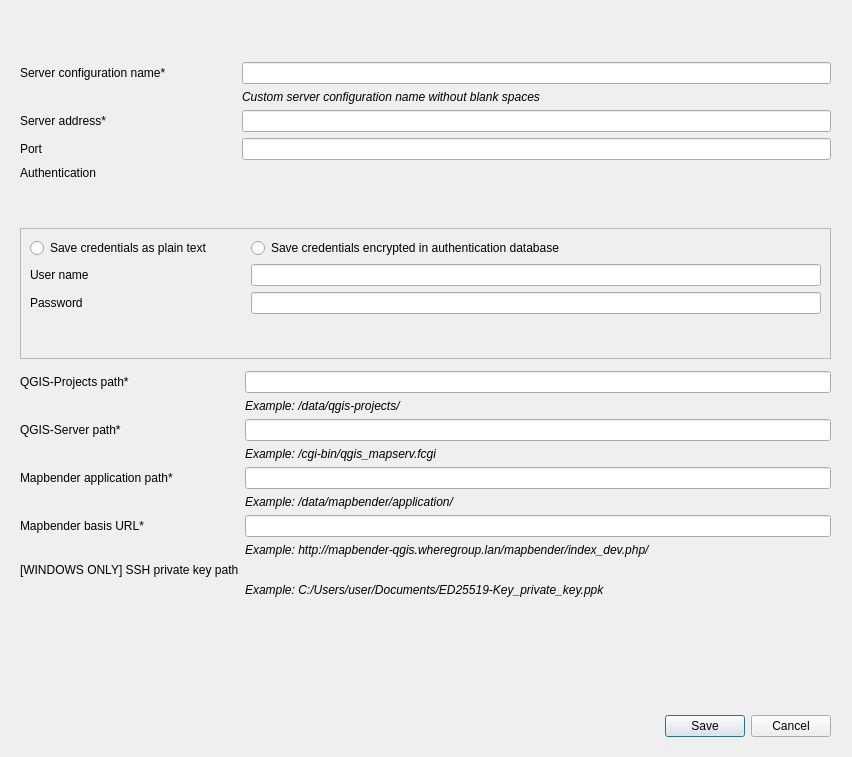
Qt form mapbender_plugin/dialogs/ui/server_config_dialog.ui (WhereGroup/QGIS2Mapbender) before a commit.
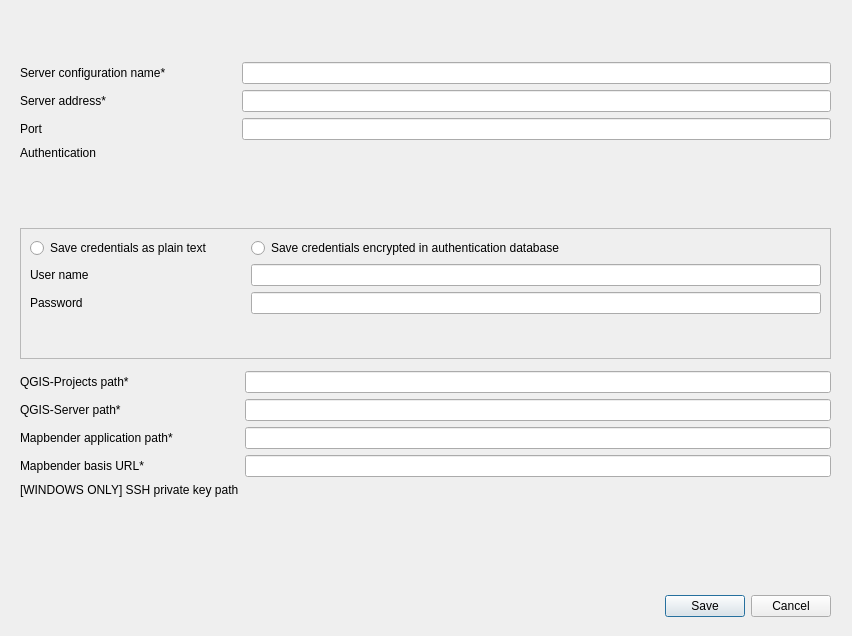
The same form after that commit. Icons and pictures are not drawn. Custom widgets are drawn as their Qt base class.

Commit message: remove Example labels from server config dialog and set tooltips

```diff
--- a/mapbender_plugin/dialogs/ui/server_config_dialog.ui
+++ b/mapbender_plugin/dialogs/ui/server_config_dialog.ui
@@ -7,7 +7,7 @@
     <x>0</x>
     <y>0</y>
     <width>852</width>
-    <height>757</height>
+    <height>636</height>
    </rect>
   </property>
   <property name="windowTitle">
@@ -42,7 +42,7 @@
       <property name="geometry">
        <rect>
         <x>610</x>
-        <y>700</y>
+        <y>580</y>
         <width>210</width>
         <height>30</height>
        </rect>
@@ -124,7 +124,7 @@
         <x>9</x>
         <y>51</y>
         <width>811</width>
-        <height>160</height>
+        <height>141</height>
        </rect>
       </property>
       <layout class="QFormLayout" name="formLayout_2">
@@ -138,39 +138,27 @@
        <item row="0" column="1">
         <widget class="QLineEdit" name="serverConfigNameLineEdit"/>
        </item>
-       <item row="1" column="1">
-        <widget class="QLabel" name="serviceNameExampleLabel">
-         <property name="font">
-          <font>
-           <italic>true</italic>
-          </font>
-         </property>
-         <property name="text">
-          <string>Custom server configuration name without blank spaces</string>
-         </property>
-        </widget>
-       </item>
-       <item row="2" column="0">
+       <item row="1" column="0">
         <widget class="QLabel" name="serverAddressLabel">
          <property name="text">
           <string>Server address*</string>
          </property>
         </widget>
        </item>
-       <item row="2" column="1">
+       <item row="1" column="1">
         <widget class="QLineEdit" name="serverAddressLineEdit"/>
        </item>
-       <item row="3" column="0">
+       <item row="2" column="0">
         <widget class="QLabel" name="portLabel">
          <property name="text">
           <string>Port</string>
          </property>
         </widget>
        </item>
-       <item row="3" column="1">
+       <item row="2" column="1">
         <widget class="QLineEdit" name="serverPortLineEdit"/>
        </item>
-       <item row="4" column="0">
+       <item row="3" column="0">
         <widget class="QLabel" name="label_2">
          <property name="text">
           <string>Authentication</string>
@@ -185,7 +173,7 @@
         <x>9</x>
         <y>360</y>
         <width>811</width>
-        <height>316</height>
+        <height>191</height>
        </rect>
       </property>
       <layout class="QFormLayout" name="formLayout">
@@ -199,110 +187,50 @@
        <item row="0" column="1">
         <widget class="QLineEdit" name="qgisProjectPathLineEdit"/>
        </item>
-       <item row="1" column="1">
-        <widget class="QLabel" name="qgisProjectPathExampleLabel">
-         <property name="font">
-          <font>
-           <italic>true</italic>
-          </font>
-         </property>
-         <property name="text">
-          <string>Example: /data/qgis-projects/</string>
-         </property>
-        </widget>
-       </item>
-       <item row="2" column="0">
+       <item row="1" column="0">
         <widget class="QLabel" name="qgisServerPathLabel">
          <property name="text">
           <string>QGIS-Server path*</string>
          </property>
         </widget>
        </item>
-       <item row="2" column="1">
+       <item row="1" column="1">
         <widget class="QLineEdit" name="qgisServerPathLineEdit"/>
        </item>
-       <item row="3" column="1">
-        <widget class="QLabel" name="qgisServerPathExampleLabel">
-         <property name="font">
-          <font>
-           <italic>true</italic>
-          </font>
-         </property>
-         <property name="text">
-          <string>Example: /cgi-bin/qgis_mapserv.fcgi</string>
-         </property>
-        </widget>
-       </item>
-       <item row="4" column="0">
+       <item row="2" column="0">
         <widget class="QLabel" name="mbPathLabel">
          <property name="text">
           <string>Mapbender application path*</string>
          </property>
         </widget>
        </item>
-       <item row="4" column="1">
+       <item row="2" column="1">
         <widget class="QLineEdit" name="mbPathLineEdit"/>
        </item>
-       <item row="5" column="1">
-        <widget class="QLabel" name="mbPathExampleLabel">
-         <property name="font">
-          <font>
-           <italic>true</italic>
-          </font>
-         </property>
-         <property name="text">
-          <string>Example: /data/mapbender/application/</string>
-         </property>
-        </widget>
-       </item>
-       <item row="6" column="0">
+       <item row="3" column="0">
         <widget class="QLabel" name="mbBasisUrlLabel">
          <property name="text">
           <string>Mapbender basis URL*</string>
          </property>
         </widget>
        </item>
-       <item row="6" column="1">
+       <item row="3" column="1">
         <widget class="QLineEdit" name="mbBasisUrlLineEdit">
          <property name="inputMethodHints">
           <set>Qt::ImhUrlCharactersOnly</set>
          </property>
         </widget>
        </item>
-       <item row="7" column="1">
-        <widget class="QLabel" name="mbBasisUrlExampleLabel">
-         <property name="font">
-          <font>
-           <italic>true</italic>
-          </font>
-         </property>
-         <property name="text">
-          <string>Example: http://mapbender-qgis.wheregroup.lan/mapbender/index_dev.php/</string>
-         </property>
-        </widget>
-       </item>
-       <item row="8" column="0">
+       <item row="4" column="0">
         <widget class="QLabel" name="winPKPathLabel">
          <property name="text">
           <string>[WINDOWS ONLY] SSH private key path</string>
          </property>
         </widget>
        </item>
-       <item row="8" column="1">
+       <item row="4" column="1">
         <widget class="QgsFileWidget" name="winPKFileWidget"/>
        </item>
-       <item row="9" column="1">
-        <widget class="QLabel" name="winPKPathExampleLabel">
-         <property name="font">
-          <font>
-           <italic>true</italic>
-          </font>
-         </property>
-         <property name="text">
-          <string>Example: C:/Users/user/Documents/ED25519-Key_private_key.ppk</string>
-         </property>
-        </widget>
-       </item>
       </layout>
      </widget>
     </widget>
```
The commit also changes 1 other file.
